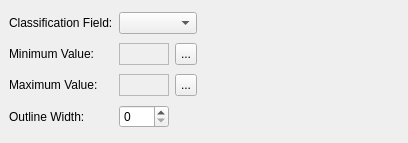
Old version of the form src/ui/qgscontinuouscolordialogbase.ui in the repository qgis/QGIS.
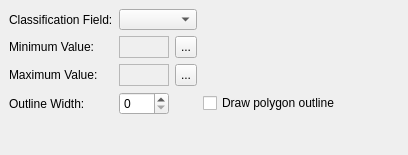
New version of the form.

Commit message: Fix for ticket #264 (polygon outlines obscure continuous colours for small or zoomed out polygons).

The edit to the form file:
```diff
--- a/src/ui/qgscontinuouscolordialogbase.ui
+++ b/src/ui/qgscontinuouscolordialogbase.ui
@@ -9,7 +9,7 @@
     <x>0</x>
     <y>0</y>
     <width>408</width>
-    <height>143</height>
+    <height>155</height>
    </rect>
   </property>
   <property name="windowTitle" >
@@ -22,7 +22,30 @@
    <property name="spacing" >
     <number>6</number>
    </property>
-   <item row="0" column="3" >
+   <item row="3" column="3" >
+    <widget class="QCheckBox" name="cb_polygonOutline" >
+     <property name="text" >
+      <string>Draw polygon outline</string>
+     </property>
+    </widget>
+   </item>
+   <item row="3" column="4" >
+    <spacer>
+     <property name="orientation" >
+      <enum>Qt::Horizontal</enum>
+     </property>
+     <property name="sizeType" >
+      <enum>QSizePolicy::Expanding</enum>
+     </property>
+     <property name="sizeHint" >
+      <size>
+       <width>21</width>
+       <height>20</height>
+      </size>
+     </property>
+    </spacer>
+   </item>
+   <item row="0" column="3" colspan="2" >
     <spacer>
      <property name="orientation" >
       <enum>Qt::Horizontal</enum>
@@ -174,22 +197,6 @@
      </property>
     </widget>
    </item>
-   <item row="3" column="2" colspan="2" >
-    <spacer>
-     <property name="orientation" >
-      <enum>Qt::Horizontal</enum>
-     </property>
-     <property name="sizeType" >
-      <enum>QSizePolicy::Expanding</enum>
-     </property>
-     <property name="sizeHint" >
-      <size>
-       <width>111</width>
-       <height>20</height>
-      </size>
-     </property>
-    </spacer>
-   </item>
    <item row="3" column="1" >
     <widget class="QSpinBox" name="outlinewidthspinbox" />
    </item>
@@ -241,6 +248,19 @@
      </property>
     </widget>
    </item>
+   <item row="4" column="2" >
+    <spacer>
+     <property name="orientation" >
+      <enum>Qt::Vertical</enum>
+     </property>
+     <property name="sizeHint" >
+      <size>
+       <width>20</width>
+       <height>40</height>
+      </size>
+     </property>
+    </spacer>
+   </item>
   </layout>
  </widget>
  <layoutdefault spacing="6" margin="11" />
```
The commit also changes 4 other files.
